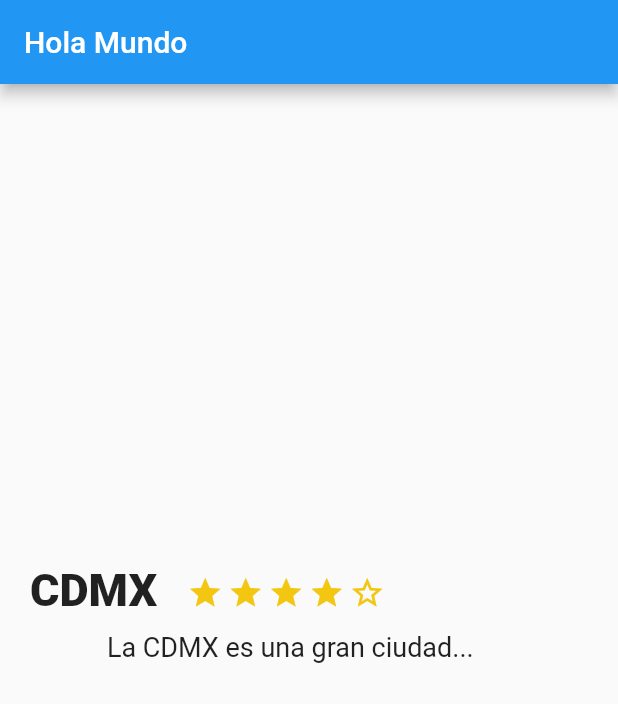
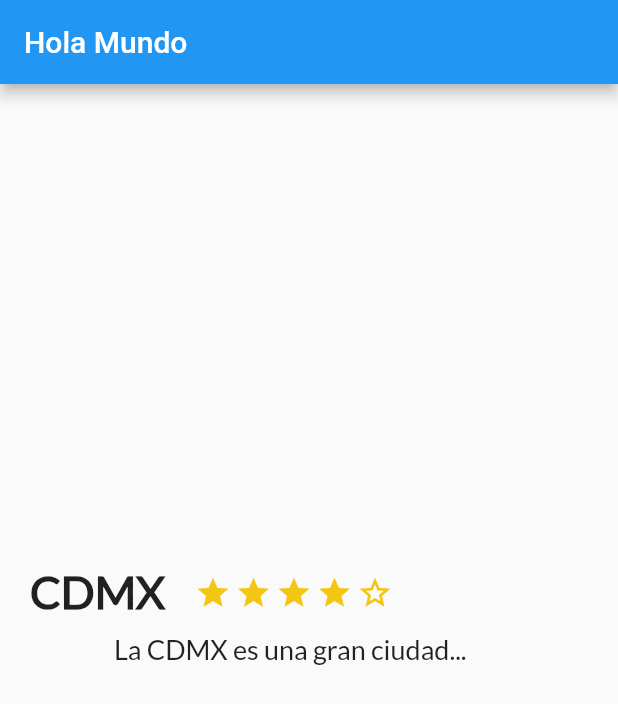
Before and after one commit to RaulBG/trips_flutter_app, a Flutter app: the screen it shows after launch, on a phone screen of 412 x 824 dp. Shown: the top 704 px of the screen. Run offline on Flutter 3.47's test engine with Material 2 defaults, Android fonts, the phone set to English and light mode, and no system bars.

Commit message:
Se agrega fuente Lato

```diff
--- a/lib/description_place.dart
+++ b/lib/description_place.dart
@@ -53,7 +53,8 @@ class DescriptionPlace extends StatelessWidget {
       child: Text(
         descriptionPlace,
         style: TextStyle(
-          fontSize: 18.0
+          fontSize: 18.0,
+          fontFamily: "Lato",
         )
       ),
     );
@@ -71,6 +72,7 @@ class DescriptionPlace extends StatelessWidget {
             style: TextStyle(
               fontSize: 30.0,
               fontWeight: FontWeight.w900,
+              fontFamily: "Lato",
             ),
             textAlign: TextAlign.left,
           ),
--- a/pubspec.yaml
+++ b/pubspec.yaml
@@ -66,3 +66,8 @@ flutter:
   #
   # For details regarding fonts from package dependencies,
   # see https://flutter.io/custom-fonts/#from-packages
+
+  fonts:
+    - family: Lato
+      fonts:
+        - asset: fonts/Lato-Regular.ttf
```
Also changed, not shown: fonts/Lato-Regular.ttf (added).
